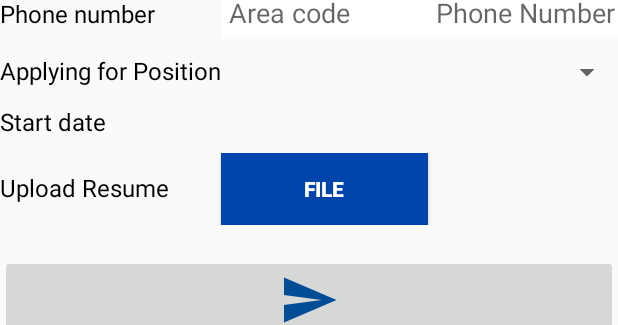
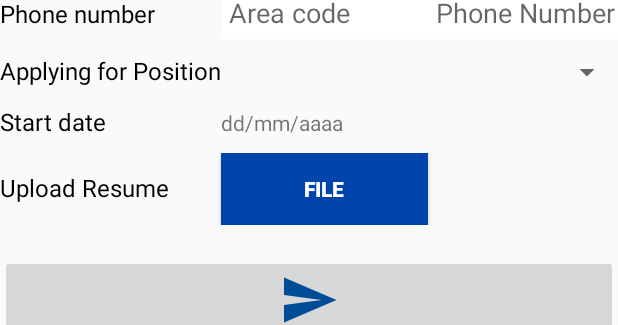
Before and after one commit to jo13bc/LAB05-06, an Android app: the layout activity_form.xml on its own in the app's theme, with its tools: preview values and no code run, on a phone screen of 412 x 824 dp. Shown: the part 573-898 px from the top of the screen. Run offline under Robolectric (Android 15) with nearby library versions, the phone set to English and light mode, and no system bars.

```diff
--- a/Login/app/src/main/java/com/miker/login/ListActivity.java
+++ b/Login/app/src/main/java/com/miker/login/ListActivity.java
@@ -182,7 +182,7 @@ public class ListActivity extends AppCompatActivity implements RecyclerItemTouch
             searchView.setIconified(true);
             return;
         }
-        Intent a = new Intent(this, MainActivity.class);
+        Intent a = new Intent(this, NavDrawerActivityAdmin.class);
         a.addFlags(Intent.FLAG_ACTIVITY_CLEAR_TOP);
         startActivity(a);
         super.onBackPressed();
--- a/Login/app/src/main/res/layout/activity_form.xml
+++ b/Login/app/src/main/res/layout/activity_form.xml
@@ -1,5 +1,6 @@
 <GridLayout xmlns:android="http://schemas.android.com/apk/res/android"
     xmlns:app="http://schemas.android.com/apk/res-auto"
+    xmlns:tools="http://schemas.android.com/tools"
     android:layout_width="match_parent"
     android:layout_height="match_parent"
     android:orientation="vertical"
@@ -242,7 +243,8 @@
                         android:layout_width="wrap_content"
                         android:layout_height="wrap_content"
                         android:layout_column="1"
-                        android:layout_span="2"/>
+                        android:layout_span="2"
+                        tools:text="dd/mm/aaaa" />
 
                 </TableRow>
 
```
Also changed, not shown: Login/app/src/main/java/com/miker/login/FormActivity.java (+8 -0 lines).
